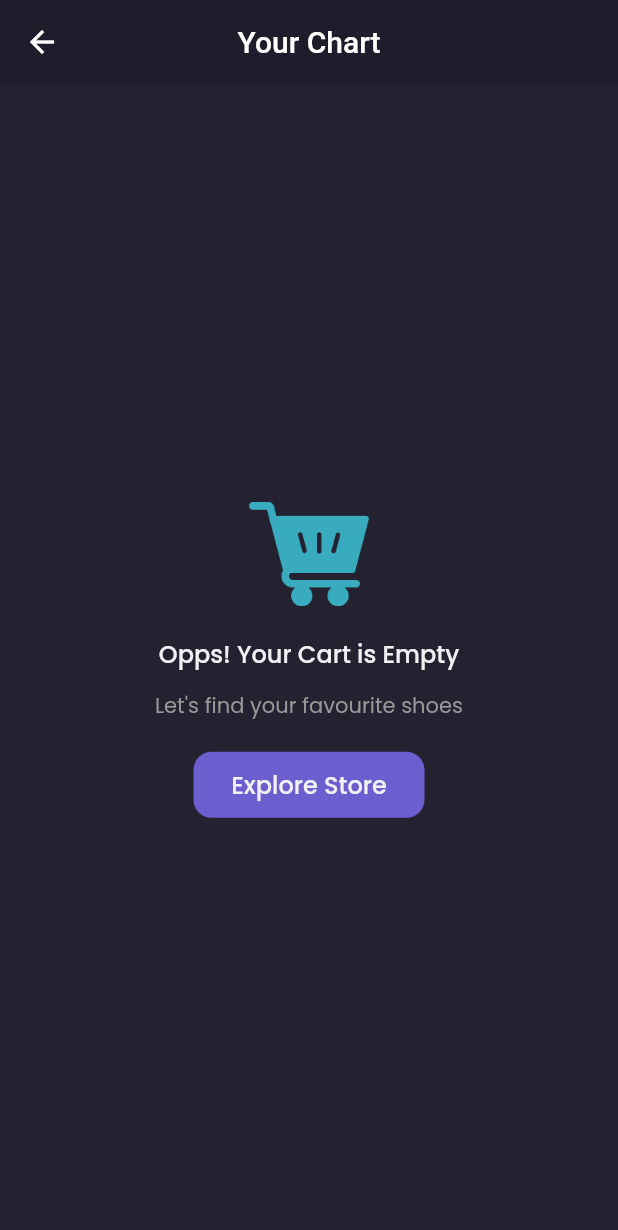
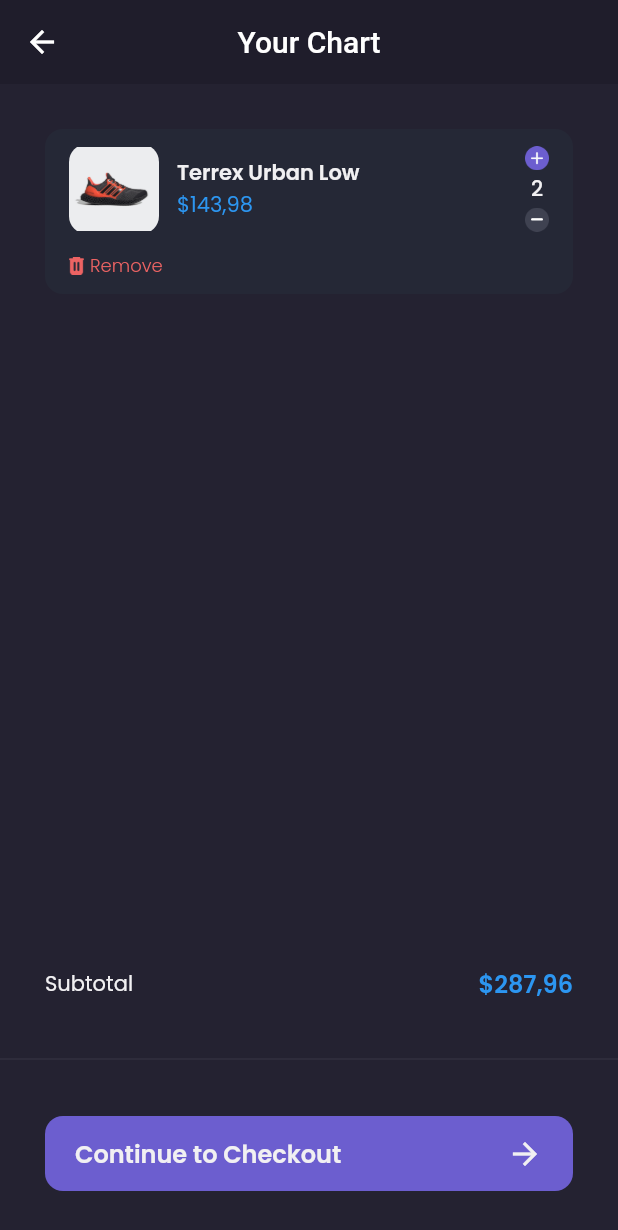
Before and after one commit to TedoHarisC/shamo_flutter, a Flutter app: the CartPage screen opened by its route, on a phone screen of 412 x 824 dp. Shown: the top 1230 px of the screen. Run offline on Flutter 3.47's test engine with Material 2 defaults, Android fonts, the phone set to English and light mode, and no system bars; our stand-ins replace carousel_slider, google_fonts.

Commit message:
Melakukan Splicing Halaman Cart

```diff
--- a/lib/main.dart
+++ b/lib/main.dart
@@ -1,5 +1,6 @@
 import 'package:flutter/material.dart';
 import 'package:shamo/pages/cart_page.dart';
+import 'package:shamo/pages/checkout_page.dart';
 import 'package:shamo/pages/detail_chat_page.dart';
 import 'package:shamo/pages/edit_profile_page.dart';
 import 'package:shamo/pages/home/main_page.dart';
@@ -26,6 +27,7 @@ class MyApp extends StatelessWidget {
         '/edit-profile': (context) => const EditProfilePage(),
         '/product': (context) => const ProductPage(),
         '/cart': (context) => const CartPage(),
+        '/checkout': (context) => const CheckoutPage(),
       },
     );
   }
--- a/lib/pages/cart_page.dart
+++ b/lib/pages/cart_page.dart
@@ -1,5 +1,6 @@
 import 'package:flutter/material.dart';
 import 'package:shamo/theme.dart';
+import 'package:shamo/widgets/cart_card.dart';
 
 class CartPage extends StatelessWidget {
   const CartPage({Key? key}) : super(key: key);
@@ -47,10 +48,11 @@ class CartPage extends StatelessWidget {
                       context, '/home', (route) => false);
                 },
                 style: TextButton.styleFrom(
-                    backgroundColor: primaryColor,
-                    shape: RoundedRectangleBorder(
-                      borderRadius: BorderRadius.circular(12),
-                    )),
+                  backgroundColor: primaryColor,
+                  shape: RoundedRectangleBorder(
+                    borderRadius: BorderRadius.circular(12),
+                  ),
+                ),
                 child: Text(
                   'Explore Store',
                   style: primaryTextStyle.copyWith(
@@ -65,10 +67,90 @@ class CartPage extends StatelessWidget {
       );
     }
 
+    Widget content() {
+      return ListView(
+        children: const [
+          CartCard(),
+        ],
+      );
+    }
+
+    Widget customBottomNav() {
+      return SizedBox(
+        height: 180,
+        child: Column(
+          children: [
+            Container(
+              margin: EdgeInsets.symmetric(
+                horizontal: defaultMargin,
+              ),
+              child: Row(
+                mainAxisAlignment: MainAxisAlignment.spaceBetween,
+                children: [
+                  Text(
+                    'Subtotal',
+                    style: primaryTextStyle,
+                  ),
+                  Text(
+                    '\$287,96',
+                    style: priceTextStyle.copyWith(
+                      fontSize: 16,
+                      fontWeight: semiBold,
+                    ),
+                  ),
+                ],
+              ),
+            ),
+            const SizedBox(height: 30),
+            Divider(
+              thickness: 0.3,
+              color: subtitleColor,
+            ),
+            const SizedBox(height: 30),
+            Container(
+              height: 50,
+              margin: EdgeInsets.symmetric(
+                horizontal: defaultMargin,
+              ),
+              child: TextButton(
+                onPressed: () {},
+                style: TextButton.styleFrom(
+                  backgroundColor: primaryColor,
+                  padding: const EdgeInsets.symmetric(
+                    horizontal: 20,
+                  ),
+                  shape: RoundedRectangleBorder(
+                    borderRadius: BorderRadius.circular(12),
+                  ),
+                ),
+                child: Row(
+                  mainAxisAlignment: MainAxisAlignment.spaceBetween,
+                  children: [
+                    Text(
+                      'Continue to Checkout',
+                      style: primaryTextStyle.copyWith(
+                        fontSize: 16,
+                        fontWeight: semiBold,
+                      ),
+                    ),
+                    Icon(
+                      Icons.arrow_forward,
+                      color: primaryTextColor,
+                    ),
+                  ],
+                ),
+              ),
+            )
+          ],
+        ),
+      );
+    }
+
     return Scaffold(
       backgroundColor: backgroundColor3,
       appBar: header(),
-      body: emptyCart(),
+      body: content(),
+      bottomNavigationBar: customBottomNav(),
     );
   }
 }
--- /dev/null
+++ b/lib/pages/checkout_page.dart
@@ -0,0 +1,13 @@
+import 'package:flutter/material.dart';
+import 'package:shamo/theme.dart';
+
+class CheckoutPage extends StatelessWidget {
+  const CheckoutPage({Key? key}) : super(key: key);
+
+  @override
+  Widget build(BuildContext context) {
+    return Scaffold(
+      backgroundColor: backgroundColor3,
+    );
+  }
+}
--- a/lib/theme.dart
+++ b/lib/theme.dart
@@ -43,6 +43,10 @@ TextStyle blackTextStyle = GoogleFonts.poppins(
   color: blackColor,
 );
 
+TextStyle alertTextStyle = GoogleFonts.poppins(
+  color: alertColor,
+);
+
 FontWeight light = FontWeight.w300;
 FontWeight regular = FontWeight.w400;
 FontWeight medium = FontWeight.w500;
--- /dev/null
+++ b/lib/widgets/cart_card.dart
@@ -0,0 +1,100 @@
+import 'package:flutter/material.dart';
+import 'package:shamo/theme.dart';
+
+class CartCard extends StatelessWidget {
+  const CartCard({Key? key}) : super(key: key);
+
+  @override
+  Widget build(BuildContext context) {
+    return Container(
+      margin: EdgeInsets.only(
+        top: defaultMargin,
+        left: defaultMargin,
+        right: defaultMargin,
+      ),
+      padding: const EdgeInsets.symmetric(
+        horizontal: 16,
+        vertical: 10,
+      ),
+      decoration: BoxDecoration(
+        color: backgroundColor4,
+        borderRadius: BorderRadius.circular(12),
+      ),
+      child: Column(
+        children: [
+          Row(
+            children: [
+              Container(
+                width: 60,
+                height: 60,
+                decoration: BoxDecoration(
+                  borderRadius: BorderRadius.circular(12),
+                  image: const DecorationImage(
+                    image: AssetImage('assets/image_shoes.png'),
+                  ),
+                ),
+              ),
+              const SizedBox(width: 12),
+              Expanded(
+                child: Column(
+                  crossAxisAlignment: CrossAxisAlignment.start,
+                  children: [
+                    Text(
+                      'Terrex Urban Low',
+                      style: primaryTextStyle.copyWith(
+                        fontWeight: semiBold,
+                      ),
+                    ),
+                    Text(
+                      '\$143,98',
+                      style: priceTextStyle,
+                    ),
+                  ],
+                ),
+              ),
+              Column(
+                children: [
+                  Image.asset(
+                    'assets/button_add.png',
+                    width: 16,
+                  ),
+                  const SizedBox(height: 2),
+                  Text(
+                    '2',
+                    style: primaryTextStyle.copyWith(
+                      fontWeight: medium,
+                    ),
+                  ),
+                  const SizedBox(height: 2),
+                  Image.asset(
+                    'assets/button_min.png',
+                    width: 16,
+                  ),
+                ],
+              ),
+            ],
+          ),
+          const SizedBox(
+            height: 12,
+          ),
+          Row(
+            children: [
+              Image.asset(
+                'assets/button_remove.png',
+                width: 10,
+              ),
+              const SizedBox(width: 4),
+              Text(
+                'Remove',
+                style: alertTextStyle.copyWith(
+                  fontSize: 12,
+                  fontWeight: light,
+                ),
+              ),
+            ],
+          ),
+        ],
+      ),
+    );
+  }
+}
```
Also changed, not shown: assets/button_remove.png (added).
